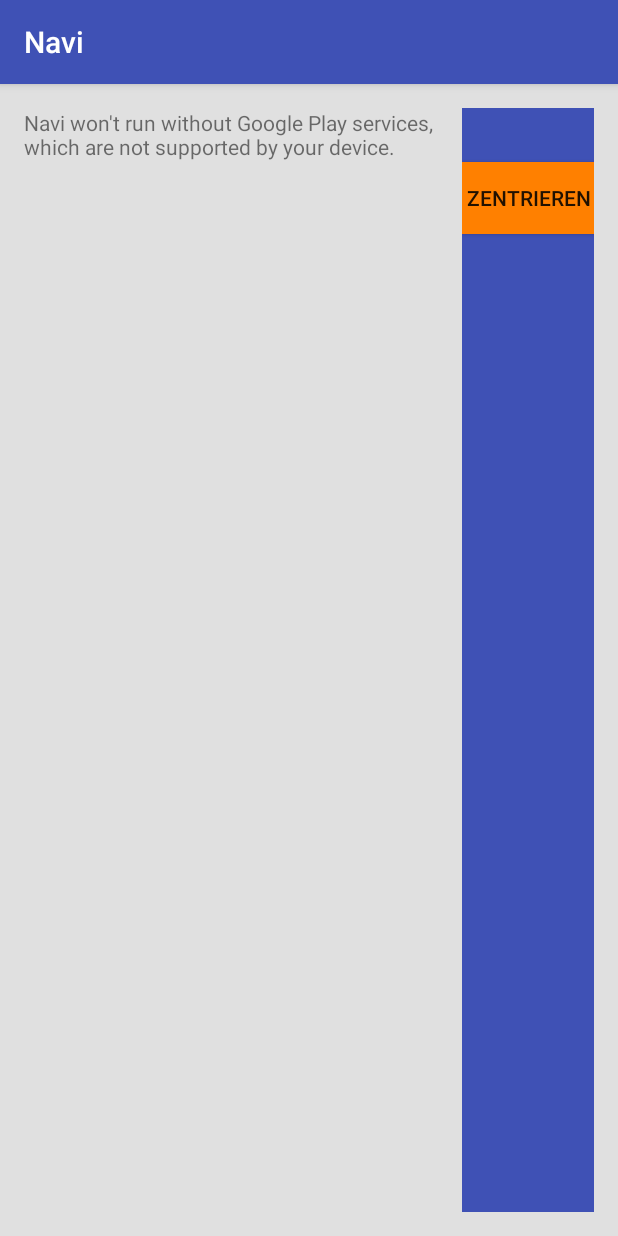
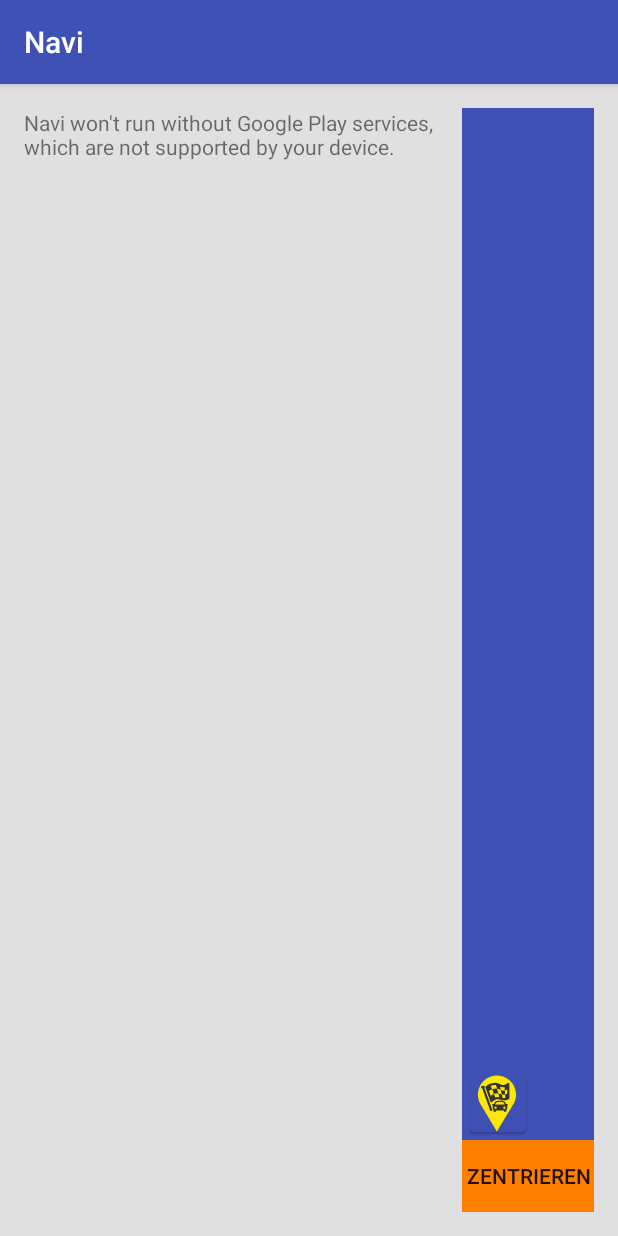
Before and after one commit to hso-ecruise/app, an Android app: the screen it shows after launch (MainActivity), on a phone screen of 412 x 824 dp. Run offline under Robolectric (Android 15) with nearby library versions, the phone set to English and light mode, and no system bars.

Commit message:
First image implementations.

```diff
--- a/Navi/app/src/main/AndroidManifest.xml
+++ b/Navi/app/src/main/AndroidManifest.xml
@@ -43,8 +43,6 @@
             android:name="com.google.android.gms.version"
             android:value="@integer/google_play_services_version" />
 
-
-
     </application>
 
 </manifest>
--- a/Navi/app/src/main/res/layout/activity_main.xml
+++ b/Navi/app/src/main/res/layout/activity_main.xml
@@ -1,44 +1,61 @@
 <?xml version="1.0" encoding="utf-8"?>
-<RelativeLayout
-        xmlns:android="http://schemas.android.com/apk/res/android"
+<RelativeLayout xmlns:android="http://schemas.android.com/apk/res/android"
+    xmlns:app="http://schemas.android.com/apk/res-auto"
     xmlns:tools="http://schemas.android.com/tools"
     android:id="@+id/activity_main"
     android:layout_width="match_parent"
     android:layout_height="match_parent"
+    android:background="@color/main"
+    android:paddingBottom="@dimen/activity_vertical_margin"
     android:paddingLeft="@dimen/activity_horizontal_margin"
     android:paddingRight="@dimen/activity_horizontal_margin"
     android:paddingTop="@dimen/activity_vertical_margin"
-        android:paddingBottom="@dimen/activity_vertical_margin"
-        tools:context="ecruise.navi.MainActivity"
-        android:background="@color/main">
+    tools:context="ecruise.navi.MainActivity">
 
     <LinearLayout
+        android:id="@+id/linearLayout3"
+        android:layout_width="wrap_content"
+        android:layout_height="match_parent"
+        android:layout_alignParentEnd="true"
+        android:layout_alignParentTop="true"
+        android:background="@color/colorPrimary"
+        android:gravity="center|bottom"
+        android:orientation="vertical"
+        android:weightSum="1">
+
+        <LinearLayout
+            android:layout_width="match_parent"
+            android:layout_height="wrap_content"
+            android:layout_gravity="center_horizontal|center"
+            android:background="@color/colorPrimary"
+            android:orientation="horizontal">
+
+            <ImageView
+                android:id="@+id/imageView5"
                 android:layout_width="wrap_content"
                 android:layout_height="wrap_content"
-        android:orientation="vertical"
-        android:layout_alignParentBottom="true"
-        android:layout_alignParentEnd="true"
-        android:id="@+id/linearLayout3"
-        android:layout_alignParentTop="true"
-        android:weightSum="1"
-        android:background="@color/colorPrimary">
+                android:layout_weight="1"
+                android:scaleType="matrix"
+                app:srcCompat="@mipmap/reserved2" />
+        </LinearLayout>
 
         <Button
             android:id="@+id/centerButton"
             android:layout_width="match_parent"
             android:layout_height="wrap_content"
-            android:layout_marginTop="36dp"
-            android:text="@string/zentrieren"
-            android:background="@color/buttonColor"/>
+            android:layout_gravity="center_horizontal|center"
+            android:background="@color/buttonColor"
+            android:text="@string/zentrieren" />
+
     </LinearLayout>
 
     <LinearLayout
         android:id="@+id/linearLayout2"
         android:layout_width="match_parent"
         android:layout_height="match_parent"
-        android:layout_toStartOf="@+id/linearLayout3"
+        android:layout_alignParentBottom="true"
         android:orientation="vertical"
-        android:layout_alignParentBottom="true">
+        android:layout_toStartOf="@+id/linearLayout3">
 
         <fragment
             android:id="@+id/map"
--- a/Navi/app/src/main/res/values/colors.xml
+++ b/Navi/app/src/main/res/values/colors.xml
@@ -5,4 +5,5 @@
     <color name="colorAccent">#FF4081</color>
     <color name="buttonColor">#FF8000</color>
     <color name="main">#E0E0E0</color>
+    <color name="white">#FFFFFF</color>
 </resources>
```
Also changed, not shown: Navi/app/src/main/res/drawable-hdpi/freestation.png (added), Navi/app/src/main/res/drawable-hdpi/reserved.png (added), Navi/app/src/main/res/drawable-mdpi/freestation.png (added), Navi/app/src/main/res/drawable-mdpi/reserved.png (added), Navi/app/src/main/res/drawable-xhdpi/freestation.png (added), Navi/app/src/main/res/drawable-xhdpi/reserved.png (added), Navi/app/src/main/res/drawable-xxhdpi/freestation.png (added), Navi/app/src/main/res/drawable-xxhdpi/reserved.png (added), Navi/app/src/main/res/mipmap-hdpi/reserved2.png (added), Navi/app/src/main/res/mipmap-mdpi/reserved2.png (added), Navi/app/src/main/res/mipmap-xhdpi/reserved2.png (added), Navi/app/src/main/res/mipmap-xxhdpi/reserved2.png (added), Navi/app/src/main/res/mipmap-xxxhdpi/reserved2.png (added), Navi/app/src/main/reserved2-web.png (added). Lines whose indentation alone changed are shown as unchanged.
